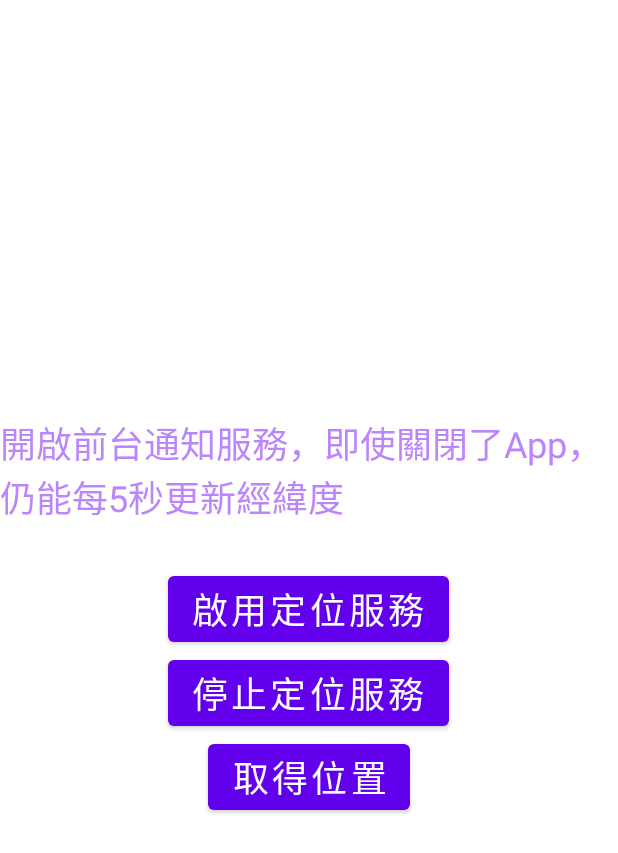
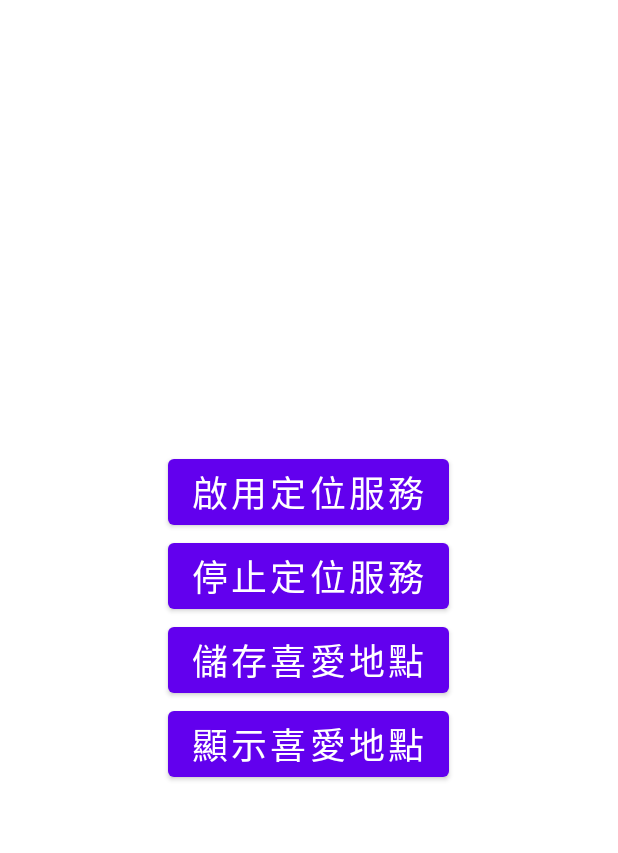
Before and after one commit to s1091815/LocationUpdate, an Android app: the layout activity_main.xml on its own in the app's theme, with its tools: preview values and no code run, on a phone screen of 412 x 824 dp. Shown: the top 853 px of the screen. Run offline under Robolectric (Android 15) with nearby library versions, the phone set to English and light mode, and no system bars.

Commit message:
口試初版

```diff
--- a/app/src/main/AndroidManifest.xml
+++ b/app/src/main/AndroidManifest.xml
@@ -13,10 +13,14 @@
         android:dataExtractionRules="@xml/data_extraction_rules"
         android:fullBackupContent="@xml/backup_rules"
         android:icon="@mipmap/ic_launcher"
-        android:label="@string/app_name"
+        android:label="銀髮族動起來"
         android:supportsRtl="true"
         android:theme="@style/Theme.LocationUpdate"
         tools:targetApi="31">
+        <activity
+            android:name=".Show_Save_Location"
+            android:exported="false" />
+
         <service
             android:name=".LocationCatch"
             android:enabled="true"
--- a/app/src/main/res/layout/activity_main.xml
+++ b/app/src/main/res/layout/activity_main.xml
@@ -8,12 +8,7 @@
     android:orientation="vertical"
     android:gravity="center" >
 
-    <TextView
-        android:textSize="24sp"
-        android:textColor="@color/purple_200"
-        android:text="開啟前台通知服務，即使關閉了App，仍能每5秒更新經緯度\n"
-        android:layout_width="wrap_content"
-        android:layout_height="wrap_content"/>
+
     <Button
         android:id="@+id/startButton"
         android:text="啟用定位服務"
@@ -27,11 +22,19 @@
         android:textSize="24sp"
         android:layout_width="wrap_content"
         android:layout_height="wrap_content"/>
+
     <Button
         android:id="@+id/newButton"
-        android:text="取得位置"
-        android:textSize="24sp"
         android:layout_width="wrap_content"
-        android:layout_height="wrap_content"/>
+        android:layout_height="wrap_content"
+        android:text="儲存喜愛地點"
+        android:textSize="24sp" />
+
+    <Button
+        android:id="@+id/button_show_data"
+        android:layout_width="wrap_content"
+        android:layout_height="wrap_content"
+        android:text="顯示喜愛地點"
+        android:textSize="24sp" />
 
 </LinearLayout>
```
Also changed, not shown: app/src/main/java/tw/edu/pu/csim/s1091815/locationupdate/MainActivity.kt (+7 -0 lines), app/src/main/java/tw/edu/pu/csim/s1091815/locationupdate/Show_Save_Location.kt (added, +41 -0 lines), app/src/main/res/layout/activity_show_save_location.xml (added, +18 -0 lines).
